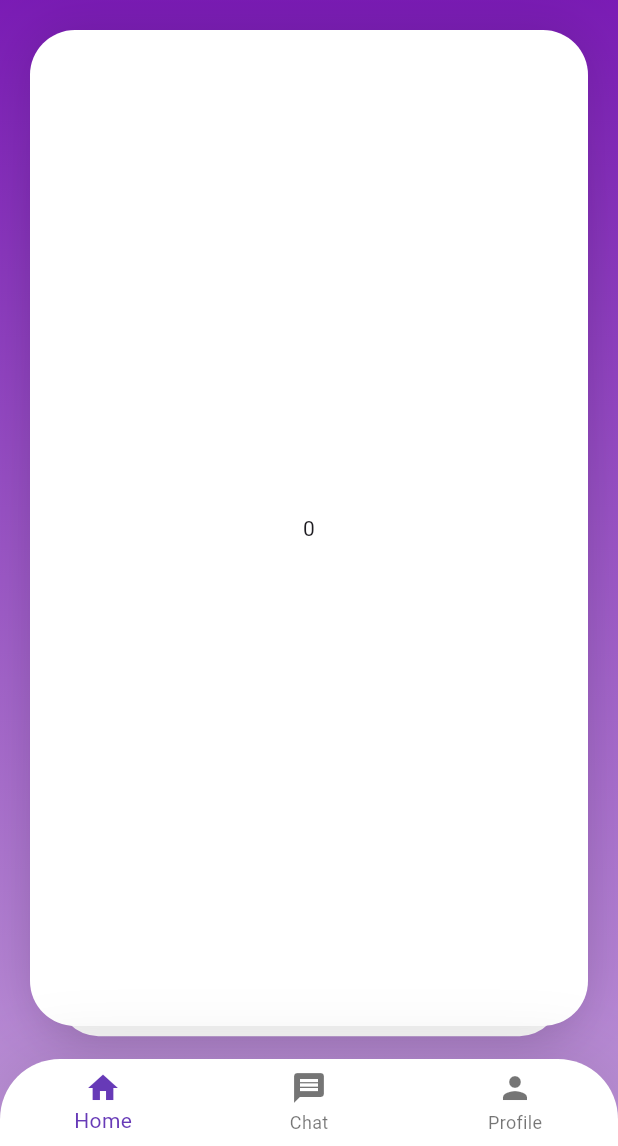
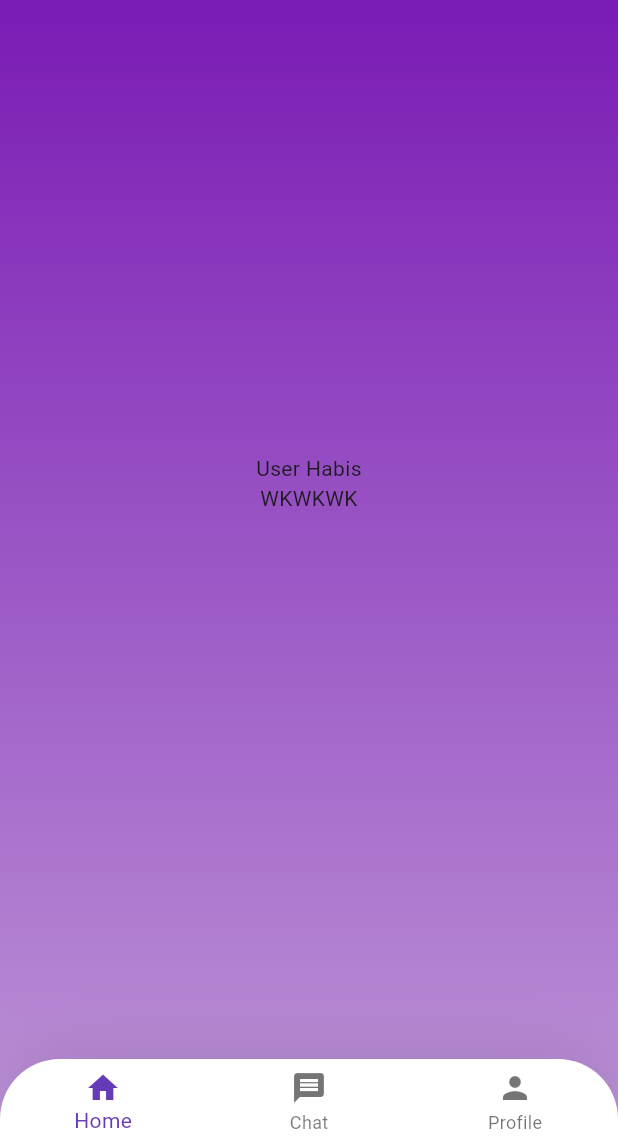
Before and after one commit to rafiizdhr/Likely, a Flutter app: the BottomNavBar screen opened by its route, after a tap on the "menu" icon, on a phone screen of 412 x 824 dp, the part 90-1236 px from its top. Run offline on Flutter 3.47's test engine with Material 3 defaults, Android fonts, the phone set to English and light mode, and no system bars; drawn by our look-alikes of appinio_swiper; our stand-ins replace cloud_firestore, firebase_core, get, google_fonts, image_picker; accounts and stored records are empty.

Commit message:
Swipe Swipe Swipe (tapi belum provider)

```diff
--- /dev/null
+++ b/lib/models/models.dart
@@ -0,0 +1 @@
+part 'users.dart';
--- /dev/null
+++ b/lib/models/users.dart
@@ -0,0 +1,17 @@
+part of 'models.dart';
+
+class DataUser{
+  String? id;
+  String? nama;
+  String? jenis_kelamin;
+  int? umur;
+  String? foto;
+
+  DataUser({
+    required this.id,
+    required this.nama,
+    required this.jenis_kelamin,
+    required this.umur,
+    required this.foto,
+  });
+}
--- a/lib/pages/home_screen.dart
+++ b/lib/pages/home_screen.dart
@@ -58,31 +58,137 @@ class _HomeScreenState extends State<HomeScreen> {
   }
 }
 
-class Swiper extends StatelessWidget {
-  Swiper({super.key});
-  List<Kartu> woy = List.generate(
-    10,
-    (index) => Kartu(
-      warna: Colors.white,
-      teks: index.toString(),
-    ),
+class Swiper extends StatefulWidget {
+  @override
+  State<Swiper> createState() => _SwiperState();
+}
+
+class _SwiperState extends State<Swiper> {
+  String currentUserId = "fNCsjYWIcWVqoNFE5e0fQpgB8Sp2";
+
+  int swipeCounter = 0;
+
+  DocumentSnapshot? lastDocument;
+
+  Future<List<DataUser>> fetchData() async {
+    int randomStartingPoint = Random().nextInt(100);
+    int limitPerLoop = 10;
+
+    Query<Map<String, dynamic>> baseQuery =
+        FirebaseFirestore.instance.collection('users');
+
+    // Check if lastDocument is not null before using startAfterDocument
+    if (lastDocument != null) {
+      baseQuery = baseQuery.orderBy('lokasi').startAfterDocument(lastDocument!);
+    } else {
+      baseQuery = baseQuery.orderBy('lokasi');
+    }
+
+    QuerySnapshot<Map<String, dynamic>> querySnapshot =
+        await baseQuery.limit(limitPerLoop).get();
+
+    lastDocument =
+        querySnapshot.docs.isNotEmpty ? querySnapshot.docs.last : null;
+
+    List<String> likedUserIds = await getLikedUserIds(currentUserId);
+
+    return querySnapshot.docs
+        .where(
+            (doc) => doc.id != currentUserId && !likedUserIds.contains(doc.id))
+        .map((doc) {
+      return DataUser(
+        id: doc.get('id'),
+        nama: doc.get('nama'),
+        jenis_kelamin: doc.get('jenis_kelamin'),
+        umur: doc.get('umur'),
+        foto: doc.get('foto'),
       );
+    }).toList();
+  }
+
+  Future<void> addLikedUserNameToLikes(
+      String currentUserId, String likedUserName, String likedUserIds) async {
+    await FirebaseFirestore.instance
+        .collection('users')
+        .doc(currentUserId)
+        .collection('like')
+        .doc(likedUserIds)
+        .set({"nama": likedUserName});
+  }
+
+  Future<List<String>> getLikedUserIds(String currentUserId) async {
+    QuerySnapshot<Map<String, dynamic>> likedUsersQuery =
+        await FirebaseFirestore.instance
+            .collection('users')
+            .doc(currentUserId)
+            .collection('like')
+            .get();
+    return likedUsersQuery.docs.map((doc) => doc.id).toList();
+  }
 
   @override
   Widget build(BuildContext context) {
+    return FutureBuilder<List<DataUser>>(
+      future: fetchData(),
+      builder: (context, snapshot) {
+        if (snapshot.connectionState == ConnectionState.waiting) {
+          return Center(
+              child: Container(
+                  width: 100, height: 100, child: CircularProgressIndicator()));
+        } else if (snapshot.hasError) {
+          return Center(
+              child: Container(
+                  width: 100,
+                  height: 100,
+                  child: Text('Error: ${snapshot.error}')));
+        } else if (!snapshot.hasData || snapshot.data!.isEmpty) {
+          return Center(
+              child: Container(
+                  width: 100,
+                  height: 100,
+                  child: Text(
+                    'User Habis WKWKWK',
+                    textAlign: TextAlign.center,
+                  )));
+        } else {
+          List<Kartu> cards = snapshot.data!.map((user) {
+            return Kartu(
+              warna: Colors.white,
+              teks: user.nama ?? "",
+            );
+          }).toList();
+
           return AppinioSwiper(
-      cardsCount: 10,
-      onSwiping: (AppinioSwiperDirection direction) {
-        print(direction.toString());
-      },
+            cardsCount: cards.length,
             cardsBuilder: (BuildContext context, int index) {
-        return woy[index];
+              return cards[index];
             },
             swipeOptions: const AppinioSwipeOptions.symmetric(horizontal: true),
             onSwipe: (index, direction) {
-        if (direction == AppinioSwiperDirection.right) {}
+              if (direction == AppinioSwiperDirection.right) {
+                // Handle right swipe
+                String likedUserName = snapshot.data![index-1].nama ?? "";
+                String likedUserIds = snapshot.data![index-1].id ?? "";
+                addLikedUserNameToLikes(
+                    currentUserId, likedUserName, likedUserIds);
+              }
             },
-      loop: true,
+            onEnd: () {
+              fetchData().then((newData) {
+                // Update the state with the new data
+                setState(() {
+                  cards = newData.map((user) {
+                    return Kartu(
+                      warna: Colors.white,
+                      teks: user.nama ?? "",
+                    );
+                  }).toList();
+                });
+              });
+            },
+          );
+        }
+      },
     );
   }
 }
--- a/lib/pages/pages.dart
+++ b/lib/pages/pages.dart
@@ -1,6 +1,11 @@
 import 'dart:io';
+import 'dart:math';
+import 'package:cloud_firestore/cloud_firestore.dart';
 import 'package:get/get.dart';
+import 'package:provider/provider.dart';
+import '../providers/providers.dart';
 import '../widgets/widgets.dart';
+import '../models/models.dart';
 import 'package:flutter/material.dart';
 import 'package:flutter/cupertino.dart';
 import 'package:google_fonts/google_fonts.dart';
--- a/lib/pages/signin.dart
+++ b/lib/pages/signin.dart
@@ -89,7 +89,7 @@ class _SigninState extends State<Signin> {
                       String email = emailController.text;
                       String password = passwordController.text;
 
-                      Navigator.pushReplacementNamed(context, '/navbar');
+                      Navigator.pushReplacementNamed(context, '/Home');
                     },
                     style: ButtonStyle(
                       fixedSize: MaterialStateProperty.all<Size>(Size(300, 45)),
--- /dev/null
+++ b/lib/providers/page_data.dart
@@ -0,0 +1,25 @@
+part of 'providers.dart';
+
+class PageData with ChangeNotifier {
+  int _idxPage = 0;
+
+  int get idxPage => _idxPage;
+
+  void changeIndex(int value) {
+    _idxPage = value;
+    notifyListeners();
+  }
+
+  Widget display() {
+    switch (_idxPage) {
+      case 0:
+        return HomeScreen(); // Replace with your HomeScreen widget
+      case 1:
+        return ChatPage(); // Replace with your ChatScreen widget
+      case 2:
+        return ProfileSettingScreen(); // Replace with your ProfileScreen widget
+      default:
+        return Container(); // Default case, replace with appropriate widget
+    }
+  }
+}
--- a/lib/widgets/bottom_navbar.dart
+++ b/lib/widgets/bottom_navbar.dart
@@ -1,33 +1,4 @@
 part of 'widgets.dart';
-
-class PageData extends ChangeNotifier {
-  int idxPage = 0;
-
-  List<Screen> pages = [
-    Screen(page: HomeScreen()),
-    Screen(page: ChatPage()),
-    Screen(page: ProfileSettingScreen()),
-  ];
-
-  void changeIndex(int index) {
-    idxPage = index;
-    notifyListeners();
-  }
-
-  Widget display() {
-    return pages[idxPage].show_page();
-  }
-}
-
-class Screen {
-  Widget page;
-
-  Screen({required this.page});
-
-  Widget show_page() {
-    return page;
-  }
-}
 
 class MyWidget extends StatelessWidget {
   const MyWidget({super.key});
@@ -39,7 +10,7 @@ class MyWidget extends StatelessWidget {
 }
 
 class BottomNavBar extends StatelessWidget {
-  const BottomNavBar({super.key});
+  const BottomNavBar({Key? key});
 
   @override
   Widget build(BuildContext context) {
@@ -70,7 +41,8 @@ class BottomNavBar extends StatelessWidget {
             fixedColor: Colors.deepPurple,
             backgroundColor: Colors.white,
             onTap: (value) {
-              Provider.of<PageData>(context, listen: false).changeIndex(value);
+              Provider.of<PageData>(context, listen: false)
+                  .changeIndex(value);
             },
             currentIndex: Provider.of<PageData>(context, listen: false).idxPage,
             items: [
--- a/lib/widgets/widgets.dart
+++ b/lib/widgets/widgets.dart
@@ -5,6 +5,7 @@ import 'package:provider/provider.dart';
 import 'package:google_fonts/google_fonts.dart';
 
 import '../pages/pages.dart';
+import '../providers/providers.dart';
 
 part 'bottom_navbar.dart';
 part 'profile_widget.dart';
--- a/pubspec.yaml
+++ b/pubspec.yaml
@@ -14,6 +14,7 @@ dependencies:
   google_fonts:
   get: ^4.6.5
   image_picker: ^1.0.4
+  cloud_firestore: ^4.13.3
 
 dev_dependencies:
   flutter_test:
```
Also changed, not shown: lib/main.dart (+5 -4 lines), lib/pages/chat_page.dart (+21 -1 lines), lib/providers/providers.dart (added, +12 -0 lines), pubspec.lock, 4 other files. Lines whose indentation alone changed are shown as unchanged.
